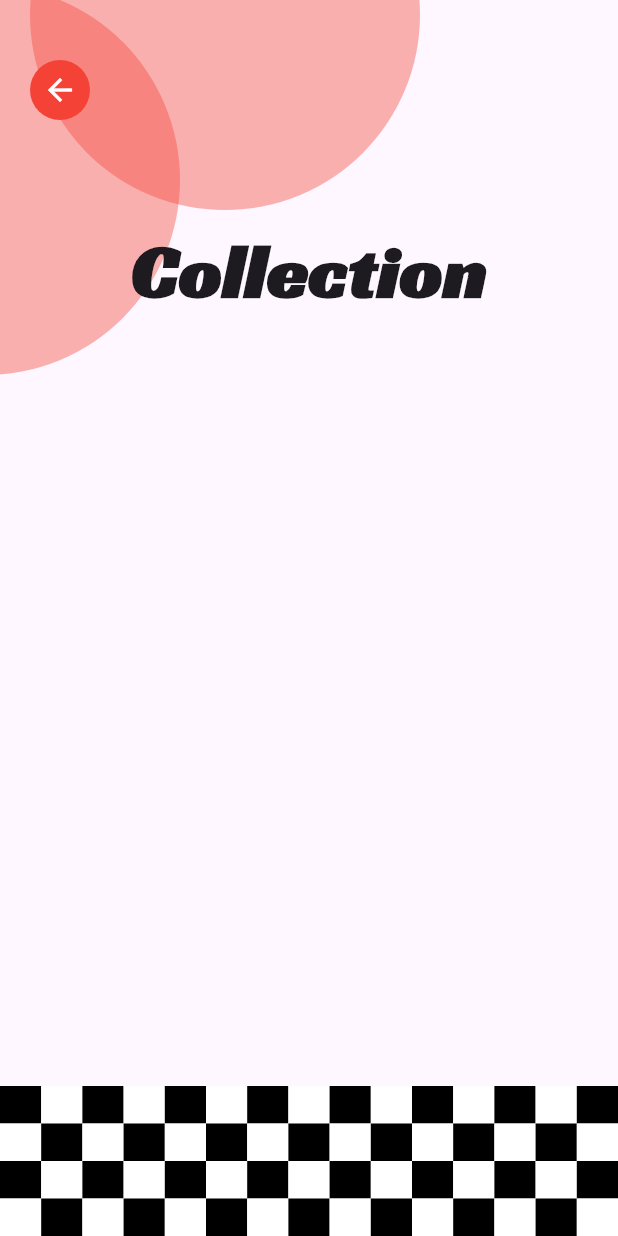
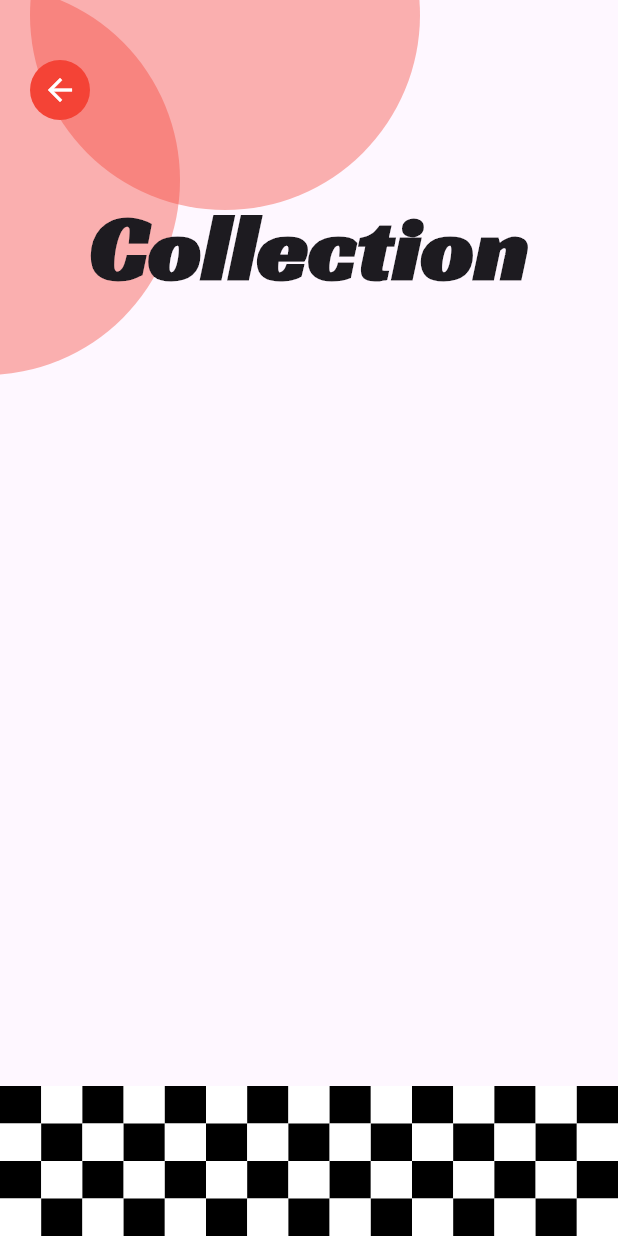
Before and after one commit to urbanKR/car-creator, a Flutter app: the screen it shows after launch, after a tap on "Collection", on a phone screen of 412 x 824 dp. Run offline on Flutter 3.47's test engine with Material 3 defaults, Android fonts, the phone set to English and light mode, and no system bars; our stand-ins replace audioplayers, flutter_svg, sqflite; accounts and stored records are empty.

Commit message:
changes to collection page

```diff
--- a/lib/pages/collection.dart
+++ b/lib/pages/collection.dart
@@ -18,9 +18,11 @@ class _CollectionState extends State<Collection> {
 
   Future<void> refreshCars() async {
     carArray = await CarsDatabase.instance.readAllCars();
+    await fillSvgCodeArray(); // Move filling svgCodeArray here
   }
 
   Future<void> fillSvgCodeArray() async {
+    svgCodeArray.clear(); // Clear the array before filling it
     for (Car car in carArray) {
       svgCodeArray.add(await car.toStringCode());
     }
@@ -30,7 +32,6 @@ class _CollectionState extends State<Collection> {
   void initState() {
     super.initState();
     refreshCars();
-    fillSvgCodeArray();
   }
 
   @override
@@ -59,25 +60,21 @@ class _CollectionState extends State<Collection> {
                           child: FractionalTranslation(
                             translation: const Offset(0.0, 0.01),
                             child: Column(
-                              mainAxisAlignment: MainAxisAlignment.center,
+                              mainAxisAlignment: MainAxisAlignment.spaceEvenly,
                               //Collection
                               children: [
-                                const SizedBox(
-                                  height: 10,
-                                ),
-                                const Text(
+                                const SizedBox(height: 10),
+                                Text(
                                   'Collection',
                                   style: TextStyle(
-                                    fontSize: 50,
+                                    fontSize:  MediaQuery.of(context).size.width * 0.15,
                                     fontWeight: FontWeight.bold,
                                   ),
                                 ),
-                                const SizedBox(
-                                  height: 30,
-                                ),
+                                SizedBox(height:  MediaQuery.of(context).size.width * 0.05),
                                 //Collection items
                                 SizedBox(
-                                  height: 440,
+                                  height:  MediaQuery.of(context).size.height * 0.6,
                                   child: ListView.builder(
                                     itemCount: carArray.length,
                                     itemBuilder: (context, index) {
@@ -92,43 +89,31 @@ class _CollectionState extends State<Collection> {
                                           );
                                         },
                                         child: Container(
-                                          margin: const EdgeInsets.symmetric(
-                                              horizontal: 8),
+                                          margin: const EdgeInsets.symmetric(horizontal: 8),
                                           child: Row(
-                                            mainAxisAlignment:
-                                            MainAxisAlignment.center,
+                                            mainAxisAlignment: MainAxisAlignment.start,
                                             children: [
                                               SvgPicture.string(
                                                 svgCodeArray[index],
-                                                width: 130,
-                                                height: 120,
+                                                width:  MediaQuery.of(context).size.width * 0.35,
+                                                height:  MediaQuery.of(context).size.width * 0.35,
                                               ),
-                                              const SizedBox(width: 40),
+                                              SizedBox(width:  MediaQuery.of(context).size.width * 0.2),
                                               Column(
+                                                crossAxisAlignment: CrossAxisAlignment.start, // Align text to the left
                                                 children: [
-                                                  Text(
-                                                    'Car ${index + 1}',
-                                                    style: const TextStyle(
-                                                      fontSize: 25,
-                                                      fontWeight: FontWeight.bold,
-                                                    ),
-                                                  ),
-                                                  const Text(
-                                                    'Creation Date',
-                                                    style: TextStyle(
-                                                      fontSize: 14,
-                                                      fontWeight: FontWeight.bold,
-                                                    ),
-                                                  ),
-                                                  const Text(
-                                                    '01.01.2024',
-                                                    style: TextStyle(
-                                                      fontSize: 14,
-                                                      fontWeight: FontWeight.bold,
+                                                  FittedBox(
+                                                    fit: BoxFit.scaleDown,
+                                                    child: Text(
+                                                      carArray[index].name ?? 'unnamed',
+                                                      style: TextStyle(
+                                                        fontSize: MediaQuery.of(context).size.width * 0.1,
+                                                        fontWeight: FontWeight.bold,
+                                                      ),
                                                     ),
                                                   ),
                                                 ],
-                                              )
+                                              ),
                                             ],
                                           ),
                                         ),
@@ -136,9 +121,7 @@ class _CollectionState extends State<Collection> {
                                     },
                                   ),
                                 ),
-                                const SizedBox(
-                                  height: 30,
-                                ),
+                                SizedBox(height:  MediaQuery.of(context).size.width * 0.05),
                               ],
                             ),
                           ),
```
